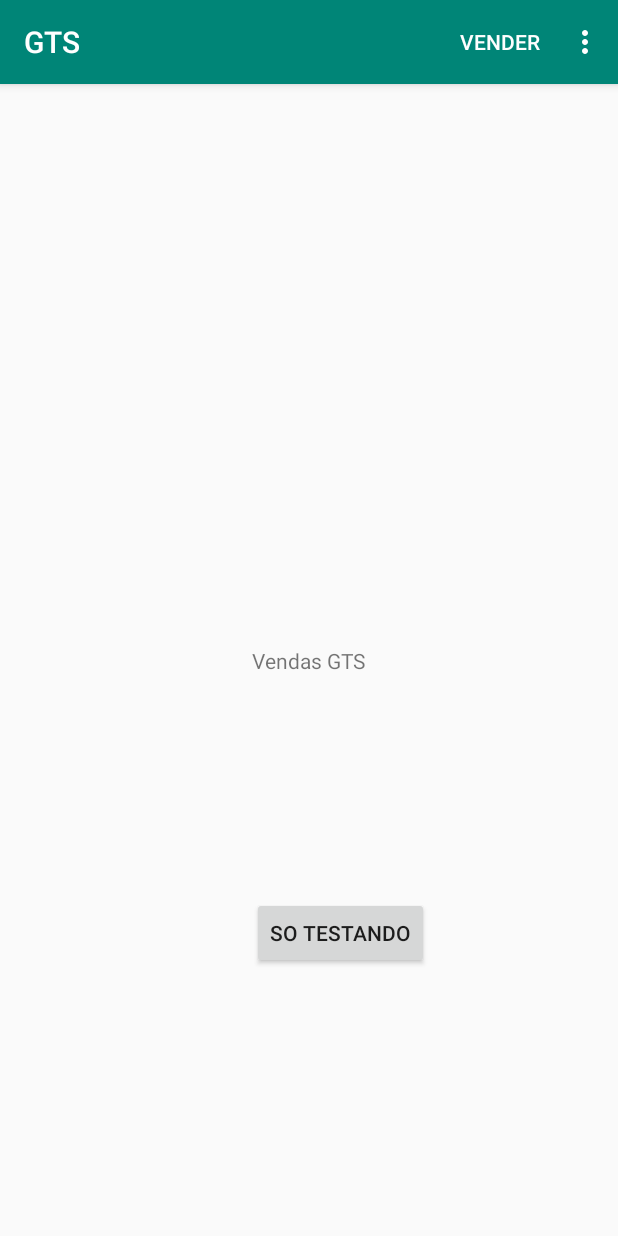
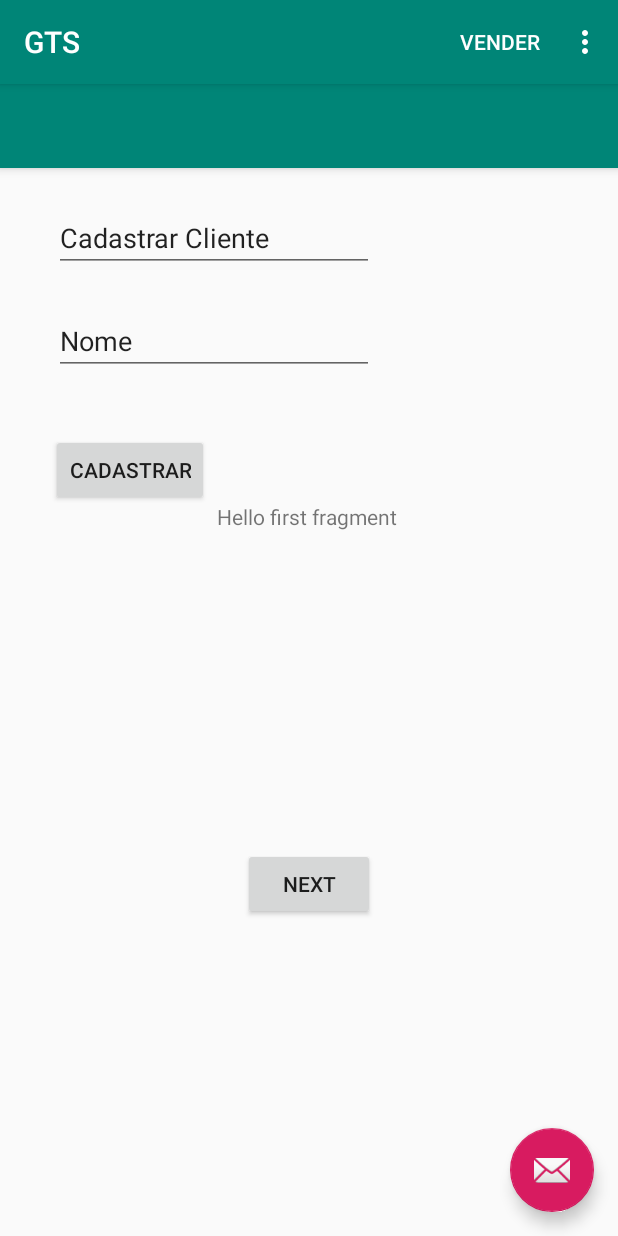
Before and after one commit to rguths/GTS2, an Android app: the screen it shows after launch (MainActivity), in the options menu, after a tap on "Novo Cliente", on a phone screen of 412 x 824 dp. Run offline under Robolectric (Android 15) with nearby library versions, the phone set to English and light mode, and no system bars.

Commit message:
BBB
Novi

```diff
--- a/app/build.gradle
+++ b/app/build.gradle
@@ -23,6 +23,9 @@ dependencies {
     implementation fileTree(dir: 'libs', include: ['*.jar'])
     implementation 'androidx.appcompat:appcompat:1.1.0'
     implementation 'androidx.constraintlayout:constraintlayout:1.1.3'
+    implementation 'com.google.android.material:material:1.0.0'
+    implementation 'androidx.navigation:navigation-fragment:2.0.0'
+    implementation 'androidx.navigation:navigation-ui:2.0.0'
     testImplementation 'junit:junit:4.12'
     androidTestImplementation 'androidx.test.ext:junit:1.1.1'
     androidTestImplementation 'androidx.test.espresso:espresso-core:3.2.0'
--- a/app/src/main/AndroidManifest.xml
+++ b/app/src/main/AndroidManifest.xml
@@ -9,6 +9,10 @@
         android:roundIcon="@mipmap/ic_launcher_round"
         android:supportsRtl="true"
         android:theme="@style/AppTheme">
+        <activity
+            android:name=".ClienteActivity"
+            android:label="@string/title_activity_cliente"
+            android:theme="@style/AppTheme.NoActionBar"></activity>
         <activity android:name=".MainActivity">
             <intent-filter>
                 <action android:name="android.intent.action.MAIN" />
--- /dev/null
+++ b/app/src/main/java/com/vendas/gts/FirstFragment.java
@@ -0,0 +1,48 @@
+package com.vendas.gts;
+
+import android.os.Bundle;
+import android.view.LayoutInflater;
+import android.view.View;
+import android.view.ViewGroup;
+import android.widget.Button;
+import android.widget.EditText;
+import android.widget.TextView;
+
+import androidx.annotation.NonNull;
+import androidx.fragment.app.Fragment;
+import androidx.navigation.fragment.NavHostFragment;
+
+public class FirstFragment extends Fragment {
+
+    private static TextView nomeCliente;
+
+    @Override
+    public View onCreateView(
+            LayoutInflater inflater, ViewGroup container,
+            Bundle savedInstanceState
+    ) {
+        // Inflate the layout for this fragment
+        return inflater.inflate(R.layout.fragment_first, container, false);
+        //nomeCliente = (TextView)getId(R.id.textView_NomeCliente);
+    }
+
+    public void onViewCreated(@NonNull View view, Bundle savedInstanceState) {
+        super.onViewCreated(view, savedInstanceState);
+
+        view.findViewById(R.id.buttonCadastrarCliente).setOnClickListener(new View.OnClickListener() {
+            @Override
+            public void onClick(View view) {
+                //nomeCliente = (EditText) findViewById(R.id.textView_NomeCliente);
+
+            }
+        });
+
+        view.findViewById(R.id.button_first).setOnClickListener(new View.OnClickListener() {
+            @Override
+            public void onClick(View view) {
+                NavHostFragment.findNavController(FirstFragment.this)
+                        .navigate(R.id.action_FirstFragment_to_SecondFragment);
+            }
+        });
+    }
+}
--- a/app/src/main/java/com/vendas/gts/MainActivity.java
+++ b/app/src/main/java/com/vendas/gts/MainActivity.java
@@ -30,6 +30,7 @@ public class MainActivity extends AppCompatActivity {
                 break;
             case R.id.menuCadastrarCliente :
                 Toast.makeText(MainActivity.this, "Tem que abrir tela NovoCliente", Toast.LENGTH_LONG).show();
+                setContentView(R.layout.activity_cliente);
                 break;
             case R.id.menuEnviarDado:
                 Toast.makeText(MainActivity.this, "Tem que disparar ação de envio dos dados", Toast.LENGTH_LONG).show();
--- /dev/null
+++ b/app/src/main/res/layout/activity_cliente.xml
@@ -0,0 +1,33 @@
+<?xml version="1.0" encoding="utf-8"?>
+<androidx.coordinatorlayout.widget.CoordinatorLayout xmlns:android="http://schemas.android.com/apk/res/android"
+    xmlns:app="http://schemas.android.com/apk/res-auto"
+    xmlns:tools="http://schemas.android.com/tools"
+    android:layout_width="match_parent"
+    android:layout_height="match_parent"
+    tools:context=".ClienteActivity">
+
+    <com.google.android.material.appbar.AppBarLayout
+        android:layout_width="match_parent"
+        android:layout_height="wrap_content"
+        android:theme="@style/AppTheme.AppBarOverlay">
+
+        <androidx.appcompat.widget.Toolbar
+            android:id="@+id/toolbar"
+            android:layout_width="match_parent"
+            android:layout_height="?attr/actionBarSize"
+            android:background="?attr/colorPrimary"
+            app:popupTheme="@style/AppTheme.PopupOverlay" />
+
+    </com.google.android.material.appbar.AppBarLayout>
+
+    <include layout="@layout/content_cliente" />
+
+    <com.google.android.material.floatingactionbutton.FloatingActionButton
+        android:id="@+id/fab"
+        android:layout_width="wrap_content"
+        android:layout_height="wrap_content"
+        android:layout_gravity="bottom|end"
+        android:layout_margin="@dimen/fab_margin"
+        app:srcCompat="@android:drawable/ic_dialog_email" />
+
+</androidx.coordinatorlayout.widget.CoordinatorLayout>
--- /dev/null
+++ b/app/src/main/res/layout/content_cliente.xml
@@ -0,0 +1,19 @@
+<?xml version="1.0" encoding="utf-8"?>
+<androidx.constraintlayout.widget.ConstraintLayout xmlns:android="http://schemas.android.com/apk/res/android"
+    xmlns:app="http://schemas.android.com/apk/res-auto"
+    android:layout_width="match_parent"
+    android:layout_height="match_parent"
+    app:layout_behavior="@string/appbar_scrolling_view_behavior">
+
+    <fragment
+        android:id="@+id/nav_host_fragment"
+        android:name="androidx.navigation.fragment.NavHostFragment"
+        android:layout_width="0dp"
+        android:layout_height="0dp"
+        app:defaultNavHost="true"
+        app:layout_constraintBottom_toBottomOf="parent"
+        app:layout_constraintLeft_toLeftOf="parent"
+        app:layout_constraintRight_toRightOf="parent"
+        app:layout_constraintTop_toTopOf="parent"
+        app:navGraph="@navigation/nav_graph" />
+</androidx.constraintlayout.widget.ConstraintLayout>
--- /dev/null
+++ b/app/src/main/res/layout/fragment_first.xml
@@ -0,0 +1,72 @@
+<?xml version="1.0" encoding="utf-8"?>
+<androidx.constraintlayout.widget.ConstraintLayout xmlns:android="http://schemas.android.com/apk/res/android"
+    xmlns:app="http://schemas.android.com/apk/res-auto"
+    xmlns:tools="http://schemas.android.com/tools"
+    android:layout_width="match_parent"
+    android:layout_height="match_parent"
+    tools:context=".FirstFragment">
+
+    <TextView
+        android:id="@+id/textview_first"
+        android:layout_width="wrap_content"
+        android:layout_height="wrap_content"
+        android:layout_marginStart="5dp"
+        android:layout_marginTop="45dp"
+        android:text="@string/hello_first_fragment"
+        app:layout_constraintStart_toEndOf="@+id/buttonCadastrarCliente"
+        app:layout_constraintTop_toTopOf="@+id/buttonCadastrarCliente" />
+
+    <Button
+        android:id="@+id/button_first"
+        android:layout_width="wrap_content"
+        android:layout_height="wrap_content"
+        android:layout_marginTop="222dp"
+        android:layout_marginBottom="221dp"
+        android:text="@string/next"
+        app:layout_constraintBottom_toBottomOf="parent"
+        app:layout_constraintEnd_toEndOf="parent"
+        app:layout_constraintStart_toStartOf="parent"
+        app:layout_constraintTop_toBottomOf="@+id/textview_first" />
+
+    <EditText
+        android:id="@+id/editText2"
+        android:layout_width="wrap_content"
+        android:layout_height="wrap_content"
+        android:layout_marginTop="23dp"
+        android:ems="10"
+        android:inputType="textPersonName"
+        android:text="Nome"
+        app:layout_constraintStart_toStartOf="@+id/editText"
+        app:layout_constraintTop_toBottomOf="@+id/editText" />
+
+    <TextView
+        android:id="@+id/textView_NomeCliente"
+        android:layout_width="0dp"
+        android:layout_height="wrap_content"
+        android:layout_marginTop="8dp"
+        app:layout_constraintEnd_toEndOf="parent"
+        app:layout_constraintStart_toStartOf="@+id/editText2"
+        app:layout_constraintTop_toBottomOf="@+id/editText2" />
+
+    <EditText
+        android:id="@+id/editText"
+        android:layout_width="wrap_content"
+        android:layout_height="wrap_content"
+        android:layout_marginStart="36dp"
+        android:layout_marginTop="24dp"
+        android:ems="10"
+        android:inputType="textPersonName"
+        android:text="Cadastrar Cliente"
+        app:layout_constraintStart_toStartOf="parent"
+        app:layout_constraintTop_toTopOf="parent" />
+
+    <Button
+        android:id="@+id/buttonCadastrarCliente"
+        android:layout_width="wrap_content"
+        android:layout_height="wrap_content"
+        android:layout_marginStart="34dp"
+        android:layout_marginTop="12dp"
+        android:text="Cadastrar"
+        app:layout_constraintStart_toStartOf="parent"
+        app:layout_constraintTop_toBottomOf="@+id/textView_NomeCliente" />
+</androidx.constraintlayout.widget.ConstraintLayout>
--- /dev/null
+++ b/app/src/main/res/navigation/nav_graph.xml
@@ -0,0 +1,28 @@
+<?xml version="1.0" encoding="utf-8"?>
+<navigation xmlns:android="http://schemas.android.com/apk/res/android"
+    xmlns:app="http://schemas.android.com/apk/res-auto"
+    xmlns:tools="http://schemas.android.com/tools"
+    android:id="@+id/nav_graph"
+    app:startDestination="@id/FirstFragment">
+
+    <fragment
+        android:id="@+id/FirstFragment"
+        android:name="com.vendas.gts.FirstFragment"
+        android:label="@string/first_fragment_label"
+        tools:layout="@layout/fragment_first">
+
+        <action
+            android:id="@+id/action_FirstFragment_to_SecondFragment"
+            app:destination="@id/SecondFragment" />
+    </fragment>
+    <fragment
+        android:id="@+id/SecondFragment"
+        android:name="com.vendas.gts.SecondFragment"
+        android:label="@string/second_fragment_label"
+        tools:layout="@layout/fragment_second">
+
+        <action
+            android:id="@+id/action_SecondFragment_to_FirstFragment"
+            app:destination="@id/FirstFragment" />
+    </fragment>
+</navigation>
--- /dev/null
+++ b/app/src/main/res/values/dimens.xml
@@ -0,0 +1,3 @@
+<resources>
+    <dimen name="fab_margin">16dp</dimen>
+</resources>
--- a/app/src/main/res/values/strings.xml
+++ b/app/src/main/res/values/strings.xml
@@ -6,4 +6,13 @@
     <string name="novo_cliente">Novo Cliente</string>
     <string name="so_testando">So testando</string>
     <string name="vendas_gts">Vendas GTS</string>
+    <string name="title_activity_cliente">ClienteActivity</string>
+    <!-- Strings used for fragments for navigation -->
+    <string name="first_fragment_label">First Fragment</string>
+    <string name="second_fragment_label">Second Fragment</string>
+    <string name="next">Next</string>
+    <string name="previous">Previous</string>
+
+    <string name="hello_first_fragment">Hello first fragment</string>
+    <string name="hello_second_fragment">Hello second fragment. Arg: %1$s</string>
 </resources>
--- a/app/src/main/res/values/styles.xml
+++ b/app/src/main/res/values/styles.xml
@@ -8,4 +8,13 @@
         <item name="colorAccent">@color/colorAccent</item>
     </style>
 
+    <style name="AppTheme.NoActionBar">
+        <item name="windowActionBar">false</item>
+        <item name="windowNoTitle">true</item>
+    </style>
+
+    <style name="AppTheme.AppBarOverlay" parent="ThemeOverlay.AppCompat.Dark.ActionBar" />
+
+    <style name="AppTheme.PopupOverlay" parent="ThemeOverlay.AppCompat.Light" />
+
 </resources>
```
Also changed, not shown: app/src/main/java/com/helper/DBHelper.java (added, +47 -0 lines), app/src/main/java/com/vendas/gts/ClienteActivity.java (added, +36 -0 lines), app/src/main/java/com/vendas/gts/SecondFragment.java (added, +34 -0 lines), app/src/main/res/layout/fragment_second.xml (added, +27 -0 lines).
